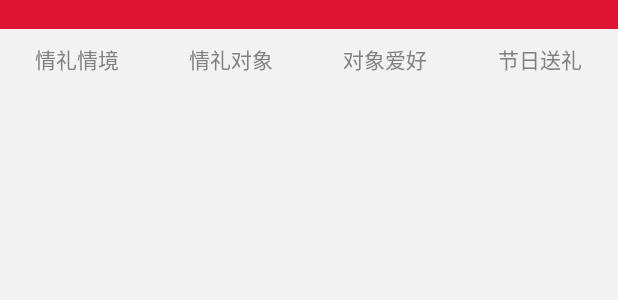
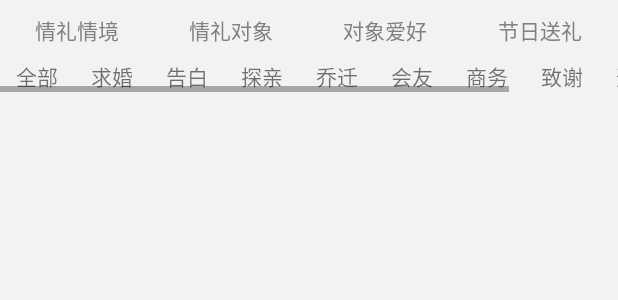
Before and after one commit to miniPinocchio/XLCeremony, an Android app: the layout fragment_stategies.xml on its own in the app's theme, with its tools: preview values and no code run, on a phone screen of 412 x 824 dp. Shown: the top 300 px of the screen. Run offline under Robolectric (Android 15) with nearby library versions, the phone set to English and light mode, and no system bars.

Commit message:
情礼攻略界面初次实现

```diff
--- a/app/src/main/java/com/liuhui/xlceremony/app/ui/fragment/substategyfragment/Fragment1.java
+++ b/app/src/main/java/com/liuhui/xlceremony/app/ui/fragment/substategyfragment/Fragment1.java
@@ -2,7 +2,8 @@ package com.liuhui.xlceremony.app.ui.fragment.substategyfragment;
 
 
 import android.os.Bundle;
-import android.app.Fragment;
+
+import android.support.v4.app.Fragment;
 import android.view.LayoutInflater;
 import android.view.View;
 import android.view.ViewGroup;
--- a/app/src/main/java/com/liuhui/xlceremony/app/ui/fragment/substategyfragment/Fragment2.java
+++ b/app/src/main/java/com/liuhui/xlceremony/app/ui/fragment/substategyfragment/Fragment2.java
@@ -2,7 +2,8 @@ package com.liuhui.xlceremony.app.ui.fragment.substategyfragment;
 
 
 import android.os.Bundle;
-import android.app.Fragment;
+
+import android.support.v4.app.Fragment;
 import android.view.LayoutInflater;
 import android.view.View;
 import android.view.ViewGroup;
--- a/app/src/main/java/com/liuhui/xlceremony/app/ui/fragment/substategyfragment/Fragment3.java
+++ b/app/src/main/java/com/liuhui/xlceremony/app/ui/fragment/substategyfragment/Fragment3.java
@@ -3,7 +3,7 @@ package com.liuhui.xlceremony.app.ui.fragment.substategyfragment;
 import android.app.Activity;
 import android.net.Uri;
 import android.os.Bundle;
-import android.app.Fragment;
+import android.support.v4.app.Fragment;
 import android.view.LayoutInflater;
 import android.view.View;
 import android.view.ViewGroup;
--- a/app/src/main/java/com/liuhui/xlceremony/app/ui/fragment/substategyfragment/Fragment4.java
+++ b/app/src/main/java/com/liuhui/xlceremony/app/ui/fragment/substategyfragment/Fragment4.java
@@ -2,7 +2,7 @@ package com.liuhui.xlceremony.app.ui.fragment.substategyfragment;
 
 
 import android.os.Bundle;
-import android.app.Fragment;
+import android.support.v4.app.Fragment;
 import android.view.LayoutInflater;
 import android.view.View;
 import android.view.ViewGroup;
--- a/app/src/main/java/com/liuhui/xlceremony/app/ui/fragment/substategyfragment/Fragment5.java
+++ b/app/src/main/java/com/liuhui/xlceremony/app/ui/fragment/substategyfragment/Fragment5.java
@@ -2,7 +2,7 @@ package com.liuhui.xlceremony.app.ui.fragment.substategyfragment;
 
 
 import android.os.Bundle;
-import android.app.Fragment;
+import android.support.v4.app.Fragment;
 import android.view.LayoutInflater;
 import android.view.View;
 import android.view.ViewGroup;
--- a/app/src/main/res/layout/fragment_stategies.xml
+++ b/app/src/main/res/layout/fragment_stategies.xml
@@ -4,43 +4,105 @@
               android:layout_height="match_parent"
               android:orientation="vertical"
               tools:context="com.ziv.xiaoli.StategyFragment">
-    <TextView
-        android:layout_width="match_parent"
-        android:layout_height="wrap_content"
-
-        android:background="#DF1334"
-        />
-    <LinearLayout
+    <!-- 最顶端一级菜单位 -->
+    <FrameLayout
+        android:id="@+id/stategy_fragment_real_tab_content"
         android:layout_width="match_parent"
         android:layout_height="wrap_content"
         >
-        <TextView
+        <android.support.v4.app.FragmentTabHost
+            android:id="@+id/stategy_fragment_tab_host"
+            android:layout_width="match_parent"
+            android:layout_height="wrap_content"
+            android:background="#DF1334">
+            <FrameLayout
+                android:id="@+id/stategy_fragment_tab_content"
+                android:layout_width="0dp"
+                android:layout_height="0dp"
+                android:layout_weight="0" />
+        </android.support.v4.app.FragmentTabHost>
+    </FrameLayout>
+    <!-- 四个用于分类 点击的二级菜单位 -->
+    <RadioGroup
+        android:layout_width="match_parent"
+        android:layout_height="wrap_content"
+        android:orientation="horizontal"
+        >
+        <RadioButton
             style="@style/tabButtonStyle"
             android:textColor="@color/txt_color_selector"
-
             android:text="情礼情境"
             />
-        <TextView
+        <RadioButton
             style="@style/tabButtonStyle"
             android:textColor="@color/txt_color_selector"
             android:text="情礼对象"
             />
-        <TextView
+        <RadioButton
             style="@style/tabButtonStyle"
             android:textColor="@color/txt_color_selector"
             android:text="对象爱好"
             />
-        <TextView
+        <RadioButton
             style="@style/tabButtonStyle"
             android:textColor="@color/txt_color_selector"
             android:text="节日送礼"
             />
-    </LinearLayout>
-    <android.support.v4.app.FragmentTabHost
-        android:id="@+id/stategy_fragment_tab_host"
+    </RadioGroup>
+    <!-- 三级横向滚动菜单 手指滑动下方并不跟随滑动 独立滑动单位-->
+    <HorizontalScrollView
+        android:id="@+id/stategy_horizontal_scroll_view"
         android:layout_width="match_parent"
-        android:layout_height="wrap_content">
-    </android.support.v4.app.FragmentTabHost>
+        android:layout_height="wrap_content"
+        >
+        <LinearLayout
+            android:layout_width="match_parent"
+            android:layout_height="wrap_content"
+            android:orientation="horizontal"
+            >
+            <TextView
+                style="@style/tabTextStyle"
+                android:text="全部"
+                />
+            <TextView
+                style="@style/tabTextStyle"
+                android:text="求婚"
+                />
+            <TextView
+                style="@style/tabTextStyle"
+                android:text="告白"
+                />
+            <TextView
+                style="@style/tabTextStyle"
+                android:text="探亲"
+                />
+            <TextView
+                style="@style/tabTextStyle"
+                android:text="乔迁"
+                />
+            <TextView
+                style="@style/tabTextStyle"
+                android:text="会友"
+                />
+            <TextView
+                style="@style/tabTextStyle"
+                android:text="商务"
+                />
+            <TextView
+                style="@style/tabTextStyle"
+                android:text="致谢"
+                />
+            <TextView
+                style="@style/tabTextStyle"
+                android:text="道歉"
+                />
+            <TextView
+                style="@style/tabTextStyle"
+                android:text=">"
+                />
+        </LinearLayout>
+    </HorizontalScrollView>
+    <!-- 内容详情展示列表 -->
     <ListView
         android:id="@+id/stategy_vertical_item"
         android:layout_width="match_parent"
@@ -48,5 +110,4 @@
         >
     </ListView>
     <!--android:drawableLeft="@mipmap/serach"-->
-    <!--android:background="@mipmap/button"-->
 </LinearLayout>
--- a/app/src/main/res/values/styles.xml
+++ b/app/src/main/res/values/styles.xml
@@ -47,5 +47,15 @@
         <item name = "android:gravity">center</item>
         <item name = "android:button">@null</item>
     </style>
+
+    <style name="tabButtonStyle.RadioButtonStyle">
+        <item name = "android:layout_height">wrap_content</item>
+    </style>
+
+    <style name="tabTextStyle">
+        <item name="android:layout_width">50dp</item>
+        <item name="android:gravity">center</item>
+        <item name="android:layout_height">wrap_content</item>
+    </style>
     <!-- End Ziv creat-->
 </resources>
```
Also changed, not shown: app/src/main/java/com/liuhui/xlceremony/app/MainActivity.java (+10 -1 lines), app/src/main/java/com/liuhui/xlceremony/app/ui/fragment/StategiesFragment.java (+38 -45 lines), app/src/main/res/drawable/shape_stategy_love_button.xml (added, +7 -0 lines), app/src/main/res/layout/activity_main.xml (+44 -16 lines), app/src/main/res/layout/fragment_stategies_item_view.xml (added, +65 -0 lines), app/src/main/res/layout/fragment_stategies_tab_view.xml (added, +14 -0 lines), 2 other files.
